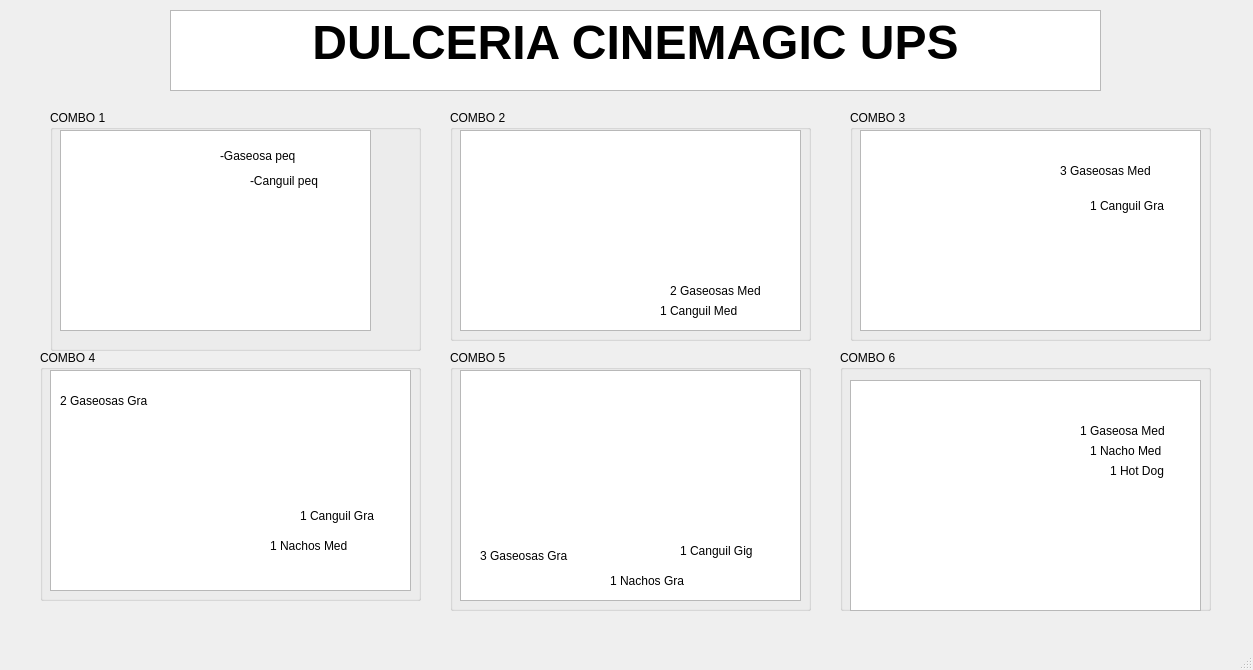
First picture: the form in dulceria.ui, repository Santi-gdl/ProyectoCinep2, before the edit.
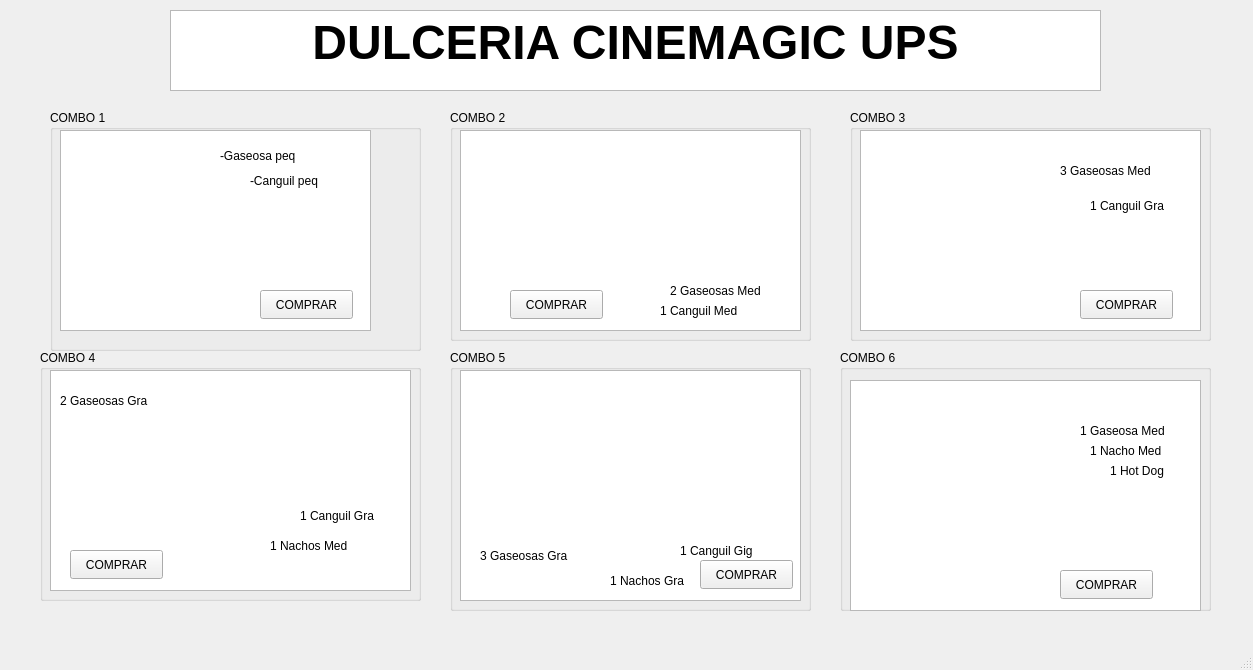
Second picture: the form after the edit. Icons and pictures are not drawn.

What changed in the file:
```diff
--- a/dulceria.ui
+++ b/dulceria.ui
@@ -82,6 +82,19 @@
       <string>1 Hot Dog</string>
      </property>
     </widget>
+    <widget class="QPushButton" name="pushButton_6">
+     <property name="geometry">
+      <rect>
+       <x>220</x>
+       <y>220</y>
+       <width>93</width>
+       <height>29</height>
+      </rect>
+     </property>
+     <property name="text">
+      <string>COMPRAR</string>
+     </property>
+    </widget>
    </widget>
    <widget class="QGroupBox" name="groupBox_5">
     <property name="geometry">
@@ -151,6 +164,19 @@
       <string>1 Nachos Gra</string>
      </property>
     </widget>
+    <widget class="QPushButton" name="pushButton_5">
+     <property name="geometry">
+      <rect>
+       <x>250</x>
+       <y>210</y>
+       <width>93</width>
+       <height>29</height>
+      </rect>
+     </property>
+     <property name="text">
+      <string>COMPRAR</string>
+     </property>
+    </widget>
    </widget>
    <widget class="QGroupBox" name="groupBox_2">
     <property name="geometry">
@@ -207,6 +233,19 @@
       <string>2 Gaseosas Med</string>
      </property>
     </widget>
+    <widget class="QPushButton" name="pushButton_2">
+     <property name="geometry">
+      <rect>
+       <x>60</x>
+       <y>180</y>
+       <width>93</width>
+       <height>29</height>
+      </rect>
+     </property>
+     <property name="text">
+      <string>COMPRAR</string>
+     </property>
+    </widget>
    </widget>
    <widget class="QGroupBox" name="groupBox_3">
     <property name="geometry">
@@ -263,6 +302,19 @@
       <string>1 Canguil Gra</string>
      </property>
     </widget>
+    <widget class="QPushButton" name="pushButton_3">
+     <property name="geometry">
+      <rect>
+       <x>230</x>
+       <y>180</y>
+       <width>93</width>
+       <height>29</height>
+      </rect>
+     </property>
+     <property name="text">
+      <string>COMPRAR</string>
+     </property>
+    </widget>
    </widget>
    <widget class="QTextBrowser" name="textBrowser_7">
     <property name="geometry">
@@ -349,6 +401,19 @@
       <string>1 Canguil Gra</string>
      </property>
     </widget>
+    <widget class="QPushButton" name="pushButton_4">
+     <property name="geometry">
+      <rect>
+       <x>30</x>
+       <y>200</y>
+       <width>93</width>
+       <height>29</height>
+      </rect>
+     </property>
+     <property name="text">
+      <string>COMPRAR</string>
+     </property>
+    </widget>
    </widget>
    <widget class="QGroupBox" name="groupBox">
     <property name="geometry">
@@ -405,6 +470,19 @@
       <string>-Canguil peq</string>
      </property>
     </widget>
+    <widget class="QPushButton" name="pushButton">
+     <property name="geometry">
+      <rect>
+       <x>210</x>
+       <y>180</y>
+       <width>93</width>
+       <height>29</height>
+      </rect>
+     </property>
+     <property name="text">
+      <string>COMPRAR</string>
+     </property>
+    </widget>
    </widget>
   </widget>
   <widget class="QMenuBar" name="menubar">
```
